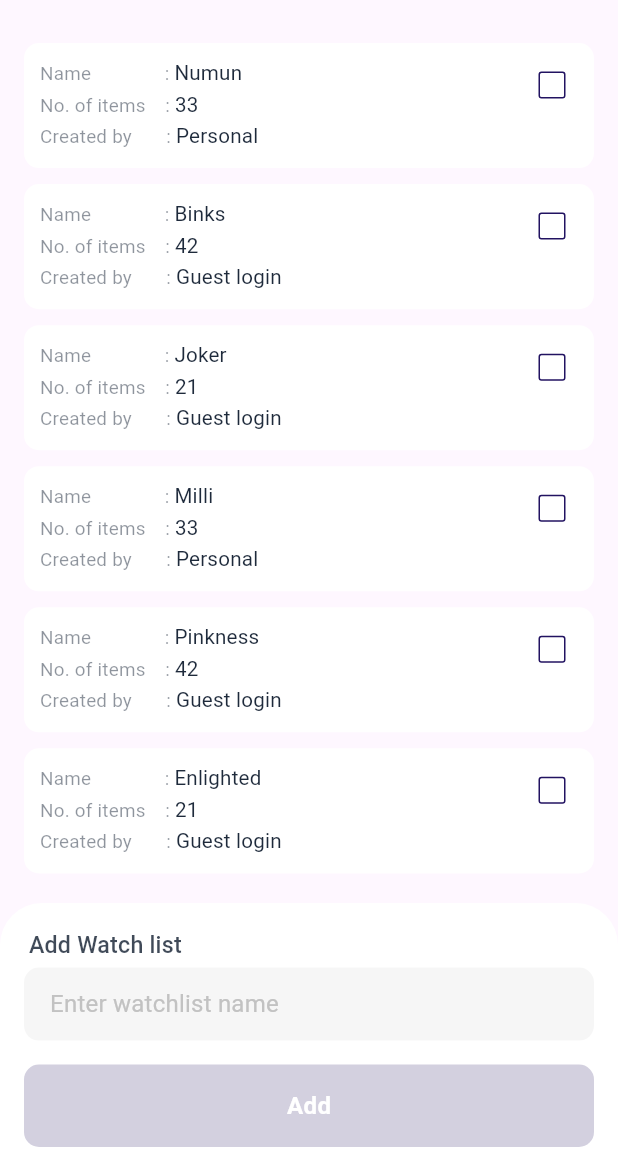
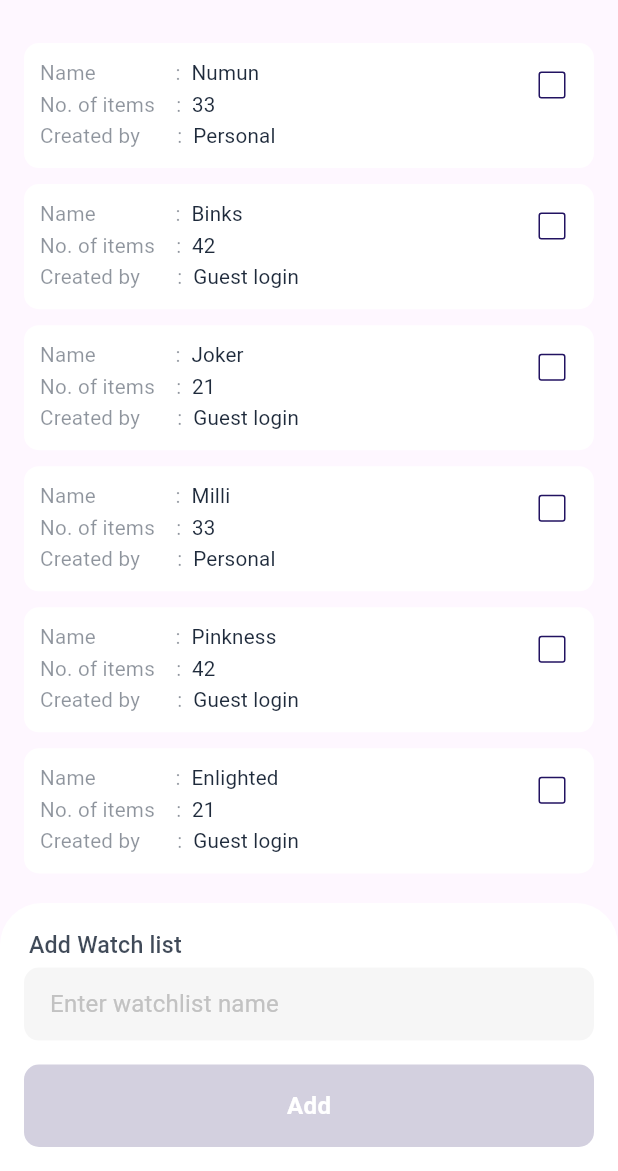
Before and after one commit to pingaksh-tech/pinga-mobile-app, a Flutter app: the AddWatchlistScreen screen opened directly, on a phone screen of 412 x 824 dp, the part 65-1236 px from its top. Run offline on Flutter 3.47's test engine with Material 3 defaults, Android fonts, the light colour scheme and no system bars; our stand-ins replace cached_network_image, carousel_slider, connectivity_plus, cookie_jar, device_info_plus, dio and 15 more; accounts and stored records are empty; network calls fail; Roboto replaces fonts that are missing (DmSans); project files that could hold a hidden picture were left out.

Commit message:
Wishlist data model respons and UI changes

```diff
--- a/lib/view/bottombar/bottombar_screen.dart
+++ b/lib/view/bottombar/bottombar_screen.dart
@@ -37,7 +37,7 @@ class BottomBarScreen extends StatelessWidget {
             drawer: const AppDrawer(),
             appBar: MyAppBar(
               showBackIcon: false,
-              title: con.currentBottomIndex.value == 0 ? 'Home' : 'WishList',
+              title: con.bottomBarDataList[con.currentBottomIndex.value].screenName,
               leading: Builder(
                 builder: (context) => IconButton(
                   icon: SvgPicture.asset(AppAssets.menuIcon),
--- a/lib/view/collections/watch_list/components/watchlist_tile.dart
+++ b/lib/view/collections/watch_list/components/watchlist_tile.dart
@@ -13,6 +13,7 @@ class WatchlistTile extends StatelessWidget {
   final VoidCallback? downloadOnPressed;
   final VoidCallback? shareOnPressed;
   final VoidCallback? deleteOnPressed;
+  final VoidCallback? cartOnPressed;
   final bool? isShowButtons;
   final RxBool? selected;
   final void Function(bool?)? onChanged;
@@ -28,6 +29,7 @@ class WatchlistTile extends StatelessWidget {
     this.isShowButtons = true,
     this.selected,
     this.onChanged,
+    this.cartOnPressed,
   });
 
   @override
@@ -46,43 +48,55 @@ class WatchlistTile extends StatelessWidget {
             padding: EdgeInsets.only(top: defaultPadding / 2.8),
             child: Column(
               children: [
-                titleSubtitleTile(context, title: "Name${'\t' * 15}: ", subTitle: name ?? ''),
-                titleSubtitleTile(context, title: "No. of items${'\t' * 4}: ", subTitle: noOfItem.toString()),
-                titleSubtitleTile(context, title: "Created by${'\t' * 7}: ", subTitle: createdBy ?? ''),
+                titleSubtitleTile(context, title: "Name${'\t' * 15}:  ", subTitle: name ?? ''),
+                titleSubtitleTile(context, title: "No. of items${'\t' * 4}:  ", subTitle: noOfItem.toString()),
+                titleSubtitleTile(context, title: "Created by${'\t' * 7}:  ", subTitle: createdBy ?? ''),
                 if (isShowButtons ?? true) ...[
-                  8.verticalSpace,
+                  const Divider(),
                   Row(
+                    mainAxisAlignment: MainAxisAlignment.spaceEvenly,
                     children: [
-                      /// Download Button
-                      Expanded(
-                        child: featureButton(
-                          context,
-                          title: "Download",
-                          iconHeight: 12.h,
-                          icon: AppAssets.downloadIcon,
-                          onPressed: downloadOnPressed,
+                      /// DOWNLOAD
+                      IconButton(
+                        icon: SvgPicture.asset(
+                          AppAssets.downloadIcon,
+                          height: 14.h,
+                          colorFilter: ColorFilter.mode(AppColors.primary, BlendMode.srcIn),
                         ),
+                        onPressed: downloadOnPressed,
                       ),
 
-                      /// Share Button
-                      Expanded(
-                        child: featureButton(
-                          context,
-                          title: "Share",
-                          iconHeight: 12.h,
-                          icon: AppAssets.shareIcon,
-                          onPressed: shareOnPressed,
+                      /// SHARE
+                      IconButton(
+                        icon: SvgPicture.asset(
+                          AppAssets.shareIcon,
+                          height: 14.h,
+                          colorFilter: ColorFilter.mode(AppColors.primary, BlendMode.srcIn),
                         ),
+                        onPressed: shareOnPressed,
                       ),
 
-                      /// Delete Button
-                      featureButton(
-                        context,
-                        icon: AppAssets.trash,
+                      /// CART
+                      IconButton(
+                        icon: SvgPicture.asset(
+                          AppAssets.cart,
+                          height: 14.h,
+                          colorFilter: ColorFilter.mode(AppColors.primary, BlendMode.srcIn),
+                        ),
+                        onPressed: cartOnPressed,
+                      ),
+
+                      /// DELETE
+                      IconButton(
+                        icon: SvgPicture.asset(
+                          AppAssets.trash,
+                          height: 14.h,
+                          colorFilter: ColorFilter.mode(AppColors.primary, BlendMode.srcIn),
+                        ),
                         onPressed: deleteOnPressed,
-                      ),
+                      )
                     ],
-                  )
+                  ),
                 ]
               ],
             ),
@@ -108,7 +122,7 @@ class WatchlistTile extends StatelessWidget {
       children: [
         Text(
           title,
-          style: Theme.of(context).textTheme.titleMedium?.copyWith(fontSize: 11.sp, color: AppColors.font.withOpacity(.5)),
+          style: Theme.of(context).textTheme.titleMedium?.copyWith(fontSize: 12.sp, color: AppColors.font.withOpacity(.5)),
         ),
         Text(
           subTitle,
@@ -118,7 +132,7 @@ class WatchlistTile extends StatelessWidget {
     );
   }
 
-  Widget featureButton(
+/*  Widget featureButton(
     BuildContext context, {
     String? title,
     String? icon,
@@ -138,14 +152,14 @@ class WatchlistTile extends StatelessWidget {
               children: [
                 SvgPicture.asset(
                   icon ?? '',
-                  height: iconHeight ?? 14.h,
+                  height: iconHeight ?? 12.h,
                   colorFilter: ColorFilter.mode(AppColors.primary, BlendMode.srcIn),
                 ),
                 if (title != null && title.isNotEmpty) 4.horizontalSpace,
                 Text(
                   title ?? '',
                   style: Theme.of(context).textTheme.titleMedium?.copyWith(
-                        fontSize: 12.sp,
+                        fontSize: 11.5.sp,
                         color: AppColors.primary,
                         fontWeight: FontWeight.w500,
                       ),
@@ -156,5 +170,5 @@ class WatchlistTile extends StatelessWidget {
         ),
       ),
     );
-  }
+  }*/
 }
--- a/lib/view/collections/widgets/add_watchlist/add_watchlist_screen.dart
+++ b/lib/view/collections/widgets/add_watchlist/add_watchlist_screen.dart
@@ -45,12 +45,14 @@ class AddWatchlistScreen extends StatelessWidget {
                   noOfItem: con.watchList[index].noOfItem,
                   createdBy: con.watchList[index].createdBy,
                   isShowButtons: false,
-                  selected: RxBool(false),
+                  selected: RxBool(con.select.value == con.watchList[index].id),
                   onChanged: (val) {
                     if (!con.selectedList.contains(con.watchList[index])) {
+                      con.select.value = con.watchList[index].id ?? '';
                       con.selectedList.add(con.watchList[index]);
                     } else {
                       con.selectedList.remove(con.watchList[index]);
+                      con.select.value = '';
                     }
                     con.checkDisableButton();
                   },
@@ -78,7 +80,7 @@ class AddWatchlistScreen extends StatelessWidget {
                 borderSide: BorderSide.none,
               ),
               controller: con.nameCon.value,
-              validation: con.select.isFalse ? con.nameValidation.value : null,
+              validation: con.nameValidation.value,
               errorMessage: con.nameError.value,
               onChanged: (value) {
                 con.checkDisableButton();
@@ -90,13 +92,12 @@ class AddWatchlistScreen extends StatelessWidget {
               padding: EdgeInsets.all(defaultPadding).copyWith(bottom: MediaQuery.of(context).padding.bottom + defaultPadding),
               onPressed: () {
                 FocusScope.of(context).unfocus();
-
-                if (con.validate()) {
+                if (con.nameCon.value.text.trim().isNotEmpty) {
                   con.watchList.add(
                     WatchlistModel(id: con.watchList.length.toString(), name: con.nameCon.value.text.trim(), noOfItem: 45, createdBy: "Guest"),
                   );
-                  con.nameCon.value.clear();
                 }
+                con.nameCon.value.clear();
               },
             ),
           ],
--- a/lib/view/product/product_screen.dart
+++ b/lib/view/product/product_screen.dart
@@ -192,8 +192,10 @@ class ProductScreen extends StatelessWidget {
                                     isLiked = !isLiked;
                                     return isLiked;
                                   },
-                                  selectedIcon: SvgPicture.asset(AppAssets.basketShoppingSimple, color: AppColors.lightSecondary, height: 20, width: 20), // ignore: deprecated_member_use
-                                  unSelectedIcon: SvgPicture.asset(AppAssets.basketShopping, color: AppColors.lightSecondary, height: 20, width: 20), // ignore: deprecated_member_use
+                                  selectedIcon: SvgPicture.asset(AppAssets.basketShoppingSimple, color: AppColors.lightSecondary, height: 20, width: 20),
+                                  // ignore: deprecated_member_use
+                                  unSelectedIcon: SvgPicture.asset(AppAssets.basketShopping, color: AppColors.lightSecondary, height: 20, width: 20),
+                                  // ignore: deprecated_member_use
                                   shape: BoxShape.circle,
                                   padding: EdgeInsets.only(right: defaultPadding / 2),
                                   backgroundColor: Theme.of(context).primaryColor,
--- a/pubspec.yaml
+++ b/pubspec.yaml
@@ -60,6 +60,7 @@ dependencies:
   pinput: ^4.0.0
   like_button: ^2.0.5
   smooth_page_indicator: ^1.1.0
+  csv: ^6.0.0
 
 dev_dependencies:
   flutter_test:
```
Also changed, not shown: lib/view/collections/watch_list/watch_list_controller.dart (+9 -0 lines), lib/view/collections/watch_list/watch_list_screen.dart (+23 -1 lines), lib/view/collections/widgets/add_watchlist/add_watchlist_controller.dart (+2 -12 lines), pubspec.lock.
